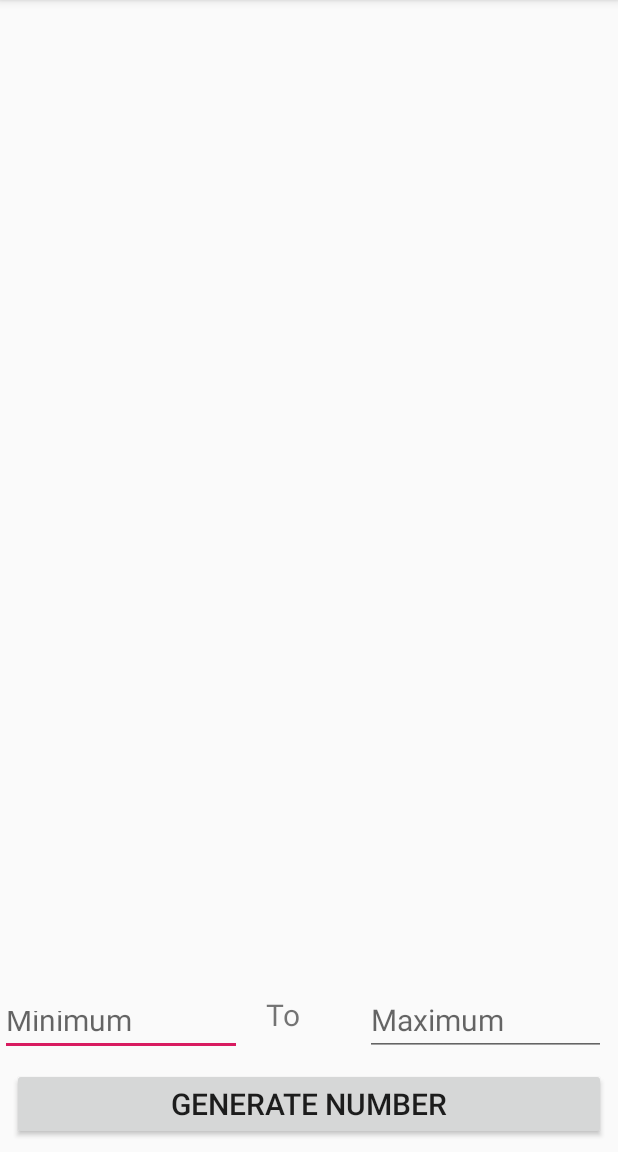
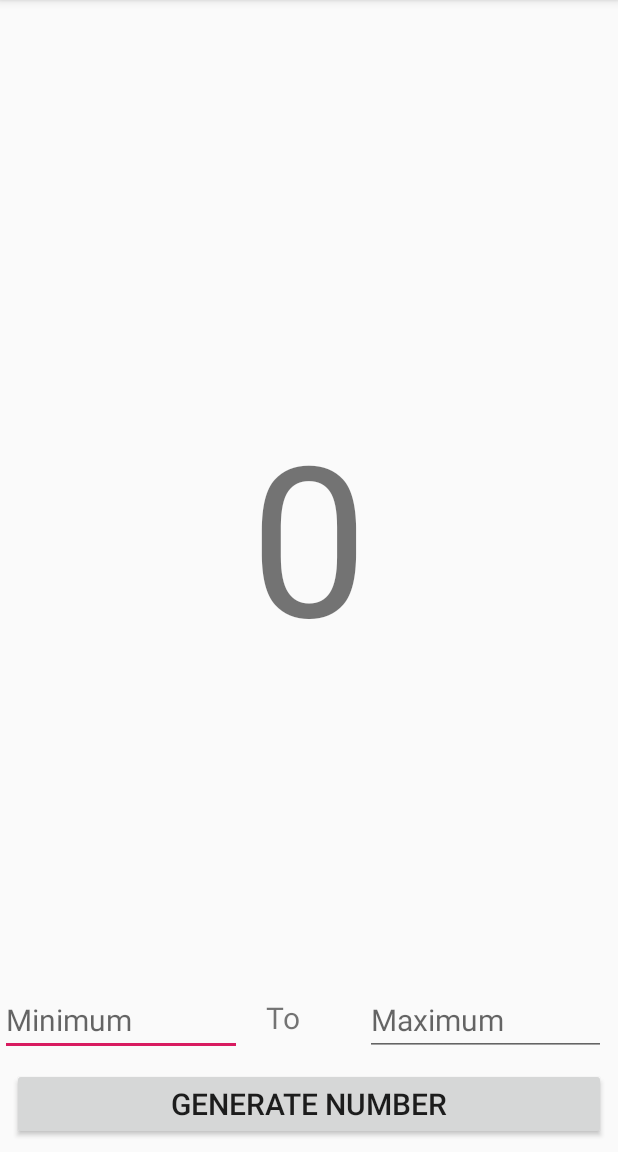
Before and after one commit to ubelhj/AndroidRNG, an Android app: the screen it shows after launch (MainActivity), after a tap on "GENERATE NUMBER", on a phone screen of 412 x 824 dp, the part 84-1236 px from its top. Run offline under Robolectric (Android 15) with nearby library versions, the phone set to English and light mode, and no system bars; 2 statements that could not run were skipped.

```diff
--- a/app/src/main/java/com/ubelhj/randomnumbergenerator/MainActivity.java
+++ b/app/src/main/java/com/ubelhj/randomnumbergenerator/MainActivity.java
@@ -33,7 +33,7 @@ public class MainActivity extends AppCompatActivity {
 //                System.out.println(maxInput);
 
                 int minInt = Integer.parseInt(minInput);
-                int maxInt = Integer.parseInt(maxInput);
+                int maxInt = Integer.parseInt(maxInput) + 1;
 
 //                System.out.println(minInt);
 //                System.out.println(maxInt);
@@ -46,7 +46,13 @@ public class MainActivity extends AppCompatActivity {
                     return;
                 }
 
-                Integer value = rand.nextInt(maxInt - minInt) + minInt;
+                Integer value;
+
+                if (maxInt == minInt) {
+                    value = maxInt;
+                } else {
+                    value = rand.nextInt(maxInt - minInt) + minInt;
+                }
 
                 System.out.println(value);
 
--- a/app/src/main/res/layout/activity_main.xml
+++ b/app/src/main/res/layout/activity_main.xml
@@ -40,10 +40,11 @@
     <EditText
         android:id="@+id/minimum"
         android:layout_width="0dp"
-        android:layout_height="40dp"
+        android:layout_height="wrap_content"
         android:layout_marginEnd="8dp"
         android:layout_marginRight="8dp"
         android:layout_marginBottom="8dp"
+        android:autofillHints=""
         android:ems="10"
         android:hint="@string/minimum"
         android:inputType="number"
@@ -52,12 +53,12 @@
         app:layout_constraintEnd_toStartOf="@+id/textView3"
         app:layout_constraintHorizontal_bias="0.0"
         app:layout_constraintStart_toStartOf="parent"
-        android:autofillHints="" tools:targetApi="o"/>
+        tools:targetApi="o" />
 
     <EditText
         android:id="@+id/maximum"
         android:layout_width="0dp"
-        android:layout_height="45dp"
+        android:layout_height="wrap_content"
         android:layout_marginStart="8dp"
         android:layout_marginLeft="8dp"
         android:layout_marginEnd="8dp"
@@ -65,22 +66,23 @@
         android:layout_marginBottom="8dp"
         android:ems="10"
         android:hint="@string/maximum"
+        android:importantForAutofill="no"
         android:inputType="number"
         android:textSize="20sp"
         app:layout_constraintBottom_toTopOf="@+id/button"
         app:layout_constraintEnd_toEndOf="parent"
         app:layout_constraintStart_toEndOf="@+id/textView3"
-        android:importantForAutofill="no" tools:targetApi="o"/>
+        tools:targetApi="o" />
 
     <TextView
         android:id="@+id/textView3"
         android:layout_width="50dp"
-        android:layout_height="41dp"
+        android:layout_height="wrap_content"
         android:layout_marginStart="8dp"
         android:layout_marginLeft="8dp"
         android:layout_marginEnd="8dp"
         android:layout_marginRight="8dp"
-        android:layout_marginBottom="8dp"
+        android:layout_marginBottom="20dp"
         android:text="@string/to"
         android:textSize="20sp"
         app:layout_constraintBottom_toTopOf="@+id/button"
```
